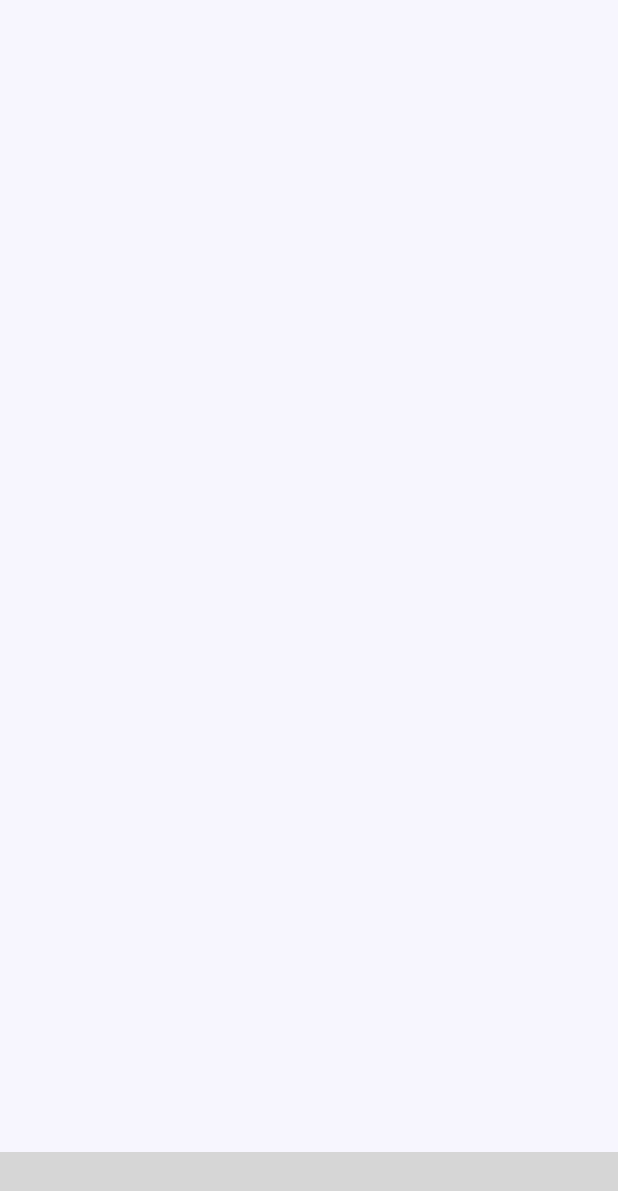
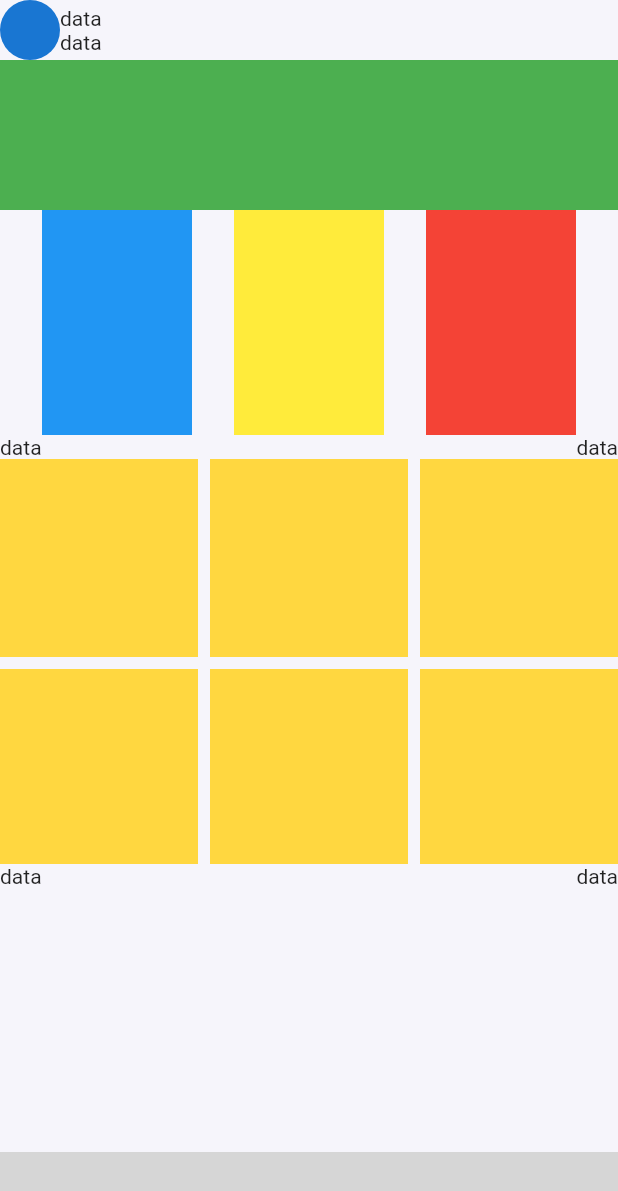
Before and after one commit to mahmoud-eslami/network_manager_ui, a Flutter app: the screen it shows after launch, on a phone screen of 412 x 824 dp. Shown: the top 1191 px of the screen. Run offline on Flutter 3.47's test engine with Material 2 defaults, Android fonts, the light colour scheme and no system bars; our stand-ins replace google_fonts; missing offline and left inert: bottom_animation; grey boxes are pictures that could not be loaded.

Commit message:
skeleton of homa page added

```diff
--- a/lib/main.dart
+++ b/lib/main.dart
@@ -10,6 +10,7 @@ class MyApp extends StatelessWidget {
   @override
   Widget build(BuildContext context) {
     return MaterialApp(
+      debugShowCheckedModeBanner: false,
       title: 'Flutter Demo',
       theme: ThemeData(
         // This is the theme of your application.
--- a/lib/screens/home.dart
+++ b/lib/screens/home.dart
@@ -1,5 +1,6 @@
 import 'package:flutter/material.dart';
 import 'package:bottom_animation/bottom_animation.dart';
+import 'package:google_fonts/google_fonts.dart';
 import 'package:mobile_network_ui/resource/colors/colors.dart';
 
 class Home extends StatefulWidget {
@@ -28,11 +29,14 @@ class _HomeState extends State<Home> {
       backgroundColor: AppColor.background,
       bottomNavigationBar: BottomAnimation(
         items: items,
+        textStyle: GoogleFonts.lato(
+          textStyle: TextStyle(
+            color: AppColor.blue,
+            fontWeight: FontWeight.bold,
+          ),
+        ),
         iconSize: 26,
         itemHoverWidth: 130,
-        textStyle: TextStyle(
-          color: AppColor.blue,
-        ),
         activeIconColor: AppColor.blue,
         backgroundColor: AppColor.background,
         deactiveIconColor: AppColor.lightIndigo,
@@ -41,11 +45,93 @@ class _HomeState extends State<Home> {
         itemHoverBorderRadius: 30,
         itemHoverHeight: 45,
         onItemSelect: (int value) {
-          setState(() {
-            index = value;
-          });
+          // setState(() {
+          //   index = value;
+          // });
         },
         selectedIndex: index,
+      ),
+      body: DynamicBody(),
+    );
+  }
+}
+
+class DynamicBody extends StatelessWidget {
+  @override
+  Widget build(BuildContext context) {
+    return SafeArea(
+      child: SingleChildScrollView(
+        child: Container(
+          child: Column(
+            children: [
+              Row(
+                children: [
+                  CircleAvatar(),
+                  Column(
+                    children: [
+                      Text('data'),
+                      Text('data'),
+                    ],
+                  ),
+                ],
+              ),
+              Container(
+                color: Colors.green,
+                height: 100,
+              ),
+              Row(
+                mainAxisAlignment: MainAxisAlignment.spaceEvenly,
+                children: [
+                  Container(
+                    color: Colors.blue,
+                    width: 100,
+                    height: 150,
+                  ),
+                  Container(
+                    color: Colors.yellow,
+                    width: 100,
+                    height: 150,
+                  ),
+                  Container(
+                    color: Colors.red,
+                    width: 100,
+                    height: 150,
+                  ),
+                ],
+              ),
+              Row(
+                mainAxisAlignment: MainAxisAlignment.spaceBetween,
+                children: [
+                  Text("data"),
+                  Text("data"),
+                ],
+              ),
+              SizedBox(
+                height: 270,
+                child: GridView.builder(
+                    itemCount: 6,
+                    gridDelegate: SliverGridDelegateWithFixedCrossAxisCount(
+                      crossAxisCount: 3,
+                      childAspectRatio: 1,
+                      mainAxisSpacing: 8,
+                      crossAxisSpacing: 8,
+                    ),
+                    itemBuilder: (contex, index) {
+                      return Container(
+                        color: Colors.amberAccent,
+                      );
+                    }),
+              ),
+              Row(
+                mainAxisAlignment: MainAxisAlignment.spaceBetween,
+                children: [
+                  Text("data"),
+                  Text("data"),
+                ],
+              ),
+            ],
+          ),
+        ),
       ),
     );
   }
--- a/pubspec.yaml
+++ b/pubspec.yaml
@@ -24,6 +24,7 @@ dependencies:
   flutter:
     sdk: flutter
   bottom_animation: ^1.1.0
+  google_fonts: ^1.1.0
 
 
   # The following adds the Cupertino Icons font to your application.
@@ -46,9 +47,8 @@ flutter:
   uses-material-design: true
 
   # To add assets to your application, add an assets section, like this:
-  # assets:
-  #   - images/a_dot_burr.jpeg
-  #   - images/a_dot_ham.jpeg
+  assets:
+    - assets/images/
 
   # An image asset can refer to one or more resolution-specific "variants", see
   # https://flutter.dev/assets-and-images/#resolution-aware.
```
Also changed, not shown: pubspec.lock.
